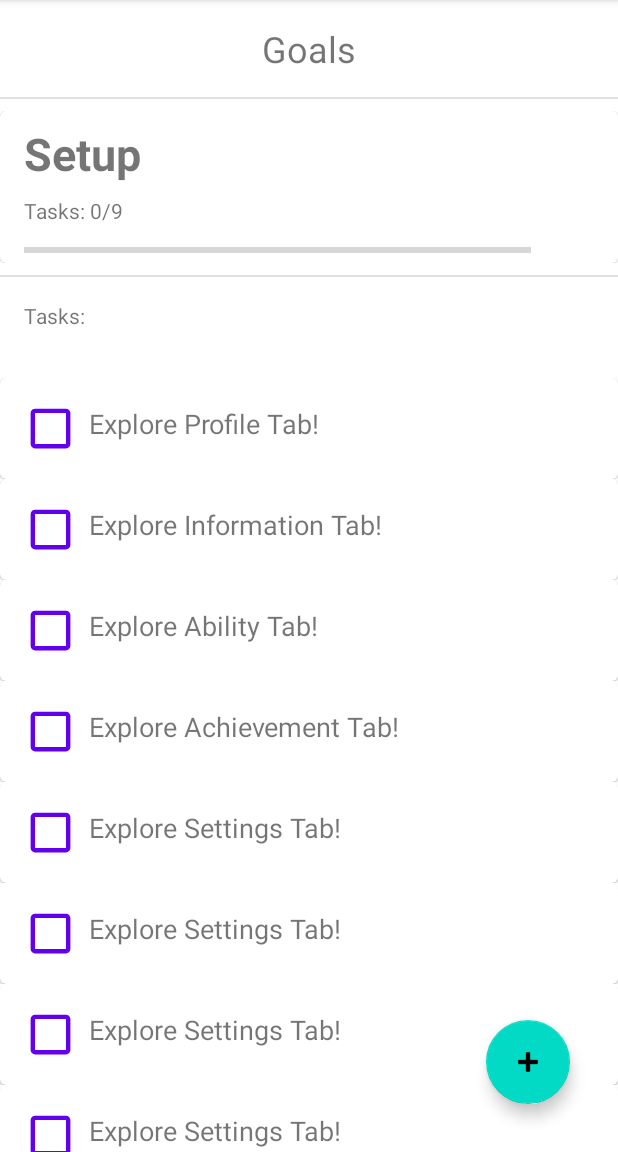
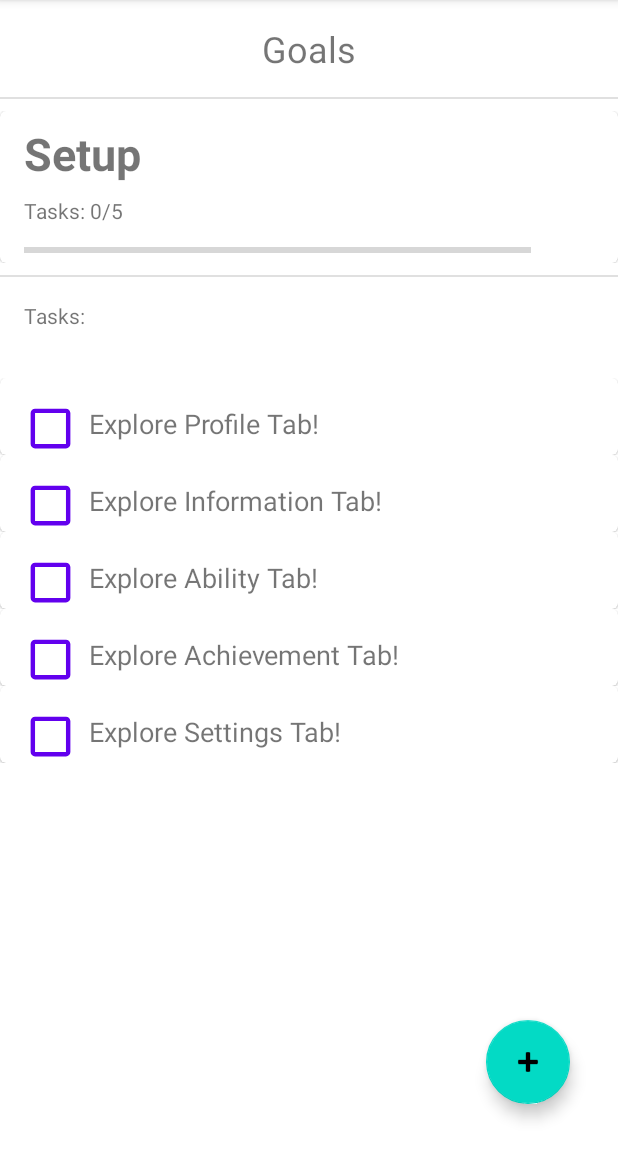
Before and after one commit to NaserSalameh/IP-Imposterless-App, an Android app: the fragment GoalsFragment shown on its own in the app's theme, on a phone screen of 412 x 824 dp, the part 84-1236 px from its top. Run offline under Robolectric (Android 15) with nearby library versions, the phone set to English and light mode, and no system bars; 1 statement that could not run was skipped.

Commit message:
Sprint 4: Goals Tab Last Changes: - Fixed Scroll for Tasks Recycler - Fixed refresh Tasks when task deleted Sprint progress: - Created Goals Tab and UI - Created models for Goals and Tasks - Created View Functionality for UI - Created Popups for Goals and Task UI - Created Add Goals and Tasks Functionality Sprint TO DO: - Add Write to DB when Goal Tab Change - Create Goal Reflection when all tasks complete (Add button to do so).

```diff
--- a/app/src/main/java/com/nasersalameh/imposterphenomenoninterventionapp/activities/main/goals/GoalsFragment.java
+++ b/app/src/main/java/com/nasersalameh/imposterphenomenoninterventionapp/activities/main/goals/GoalsFragment.java
@@ -120,11 +120,6 @@ public class GoalsFragment extends Fragment {
         setupTasks.add(new Task("Explore Ability Tab!", newGoal));
         setupTasks.add(new Task("Explore Achievement Tab!", newGoal));
         setupTasks.add(new Task("Explore Settings Tab!", newGoal));
-        setupTasks.add(new Task("Explore Settings Tab!", newGoal));
-        setupTasks.add(new Task("Explore Settings Tab!", newGoal));
-        setupTasks.add(new Task("Explore Settings Tab!", newGoal));
-        setupTasks.add(new Task("Explore Settings Tab!", newGoal));
-
 
         newGoal.setTasks(setupTasks);
         return newGoal;
--- a/app/src/main/java/com/nasersalameh/imposterphenomenoninterventionapp/activities/main/goals/TasksCardsAdapter.java
+++ b/app/src/main/java/com/nasersalameh/imposterphenomenoninterventionapp/activities/main/goals/TasksCardsAdapter.java
@@ -96,13 +96,16 @@ public class TasksCardsAdapter extends RecyclerView.Adapter<TasksCardsAdapter.Vi
         TasksCardsAdapter thisAdapter = this;
         viewHolder.cardView.setOnLongClickListener(v -> {
             System.out.println("Long Pressed Task  " + currentTask.getName());
-            TaskCardPopup taskCardPopup = new TaskCardPopup(context, mainActivity,tasksRecyclerView, thisAdapter, index,currentTask, currentTask.getParentGoal());
+            TaskCardPopup taskCardPopup = new TaskCardPopup(context, mainActivity,tasksRecyclerView, thisAdapter, index,currentTask,goalsCardsAdapter, goalsPosition, currentTask.getParentGoal());
             taskCardPopup.createPopUpWindow(viewHolder);
             return false;
         });
 
     }
 
+    public ArrayList<Task> getTasksList() {
+        return tasksList;
+    }
 
     @Override
     public long getItemId(int position) {
--- a/app/src/main/res/layout/fragment_goals.xml
+++ b/app/src/main/res/layout/fragment_goals.xml
@@ -4,7 +4,8 @@
     xmlns:tools="http://schemas.android.com/tools"
     android:id="@+id/goalsConstraintLayout"
     android:layout_width="match_parent"
-    android:layout_height="match_parent">
+    android:layout_height="match_parent"
+    tools:context=".activities.main.goals.GoalsFragment">
 
     <com.google.android.material.floatingactionbutton.FloatingActionButton
         android:id="@+id/goalsFloatingActionButton"
@@ -72,8 +73,6 @@
         android:layout_width="match_parent"
         android:layout_height="wrap_content"
         android:layout_marginTop="16dp"
-        android:paddingBottom="100dp"
-        android:scrollbars="vertical"
         app:layout_constraintStart_toStartOf="parent"
         app:layout_constraintTop_toBottomOf="@+id/textView24">
 
@@ -87,7 +86,8 @@
                 android:layout_width="match_parent"
                 android:layout_height="wrap_content"
                 android:layout_marginTop="16dp"
-                android:nestedScrollingEnabled="true"
+                android:nestedScrollingEnabled="false"
+                android:paddingBottom="300dp"
                 android:scrollbars="vertical" />
         </LinearLayout>
     </ScrollView>
--- a/app/src/main/res/layout/fragment_goals_task_card.xml
+++ b/app/src/main/res/layout/fragment_goals_task_card.xml
@@ -24,9 +24,7 @@
                 android:layout_height="35dp"
                 android:layout_marginStart="16dp"
                 android:layout_marginTop="16dp"
-                android:layout_marginBottom="16dp"
                 android:background="@drawable/ic_baseline_check_box_unchecked"
-                app:layout_constraintBottom_toBottomOf="parent"
                 app:layout_constraintStart_toStartOf="parent"
                 app:layout_constraintTop_toTopOf="parent" />
 
@@ -36,13 +34,10 @@
                 android:layout_height="wrap_content"
                 android:layout_marginStart="8dp"
                 android:layout_marginTop="18dp"
-                android:layout_marginBottom="16dp"
                 android:text="TextView"
                 android:textSize="18sp"
-                app:layout_constraintBottom_toBottomOf="parent"
                 app:layout_constraintStart_toEndOf="@+id/taskCardButton"
-                app:layout_constraintTop_toTopOf="parent"
-                app:layout_constraintVertical_bias="0.0" />
+                app:layout_constraintTop_toTopOf="parent" />
 
         </androidx.constraintlayout.widget.ConstraintLayout>
     </com.google.android.material.card.MaterialCardView>
```
Also changed, not shown: app/src/main/java/com/nasersalameh/imposterphenomenoninterventionapp/activities/main/goals/TaskCardPopup.java (+13 -4 lines).
